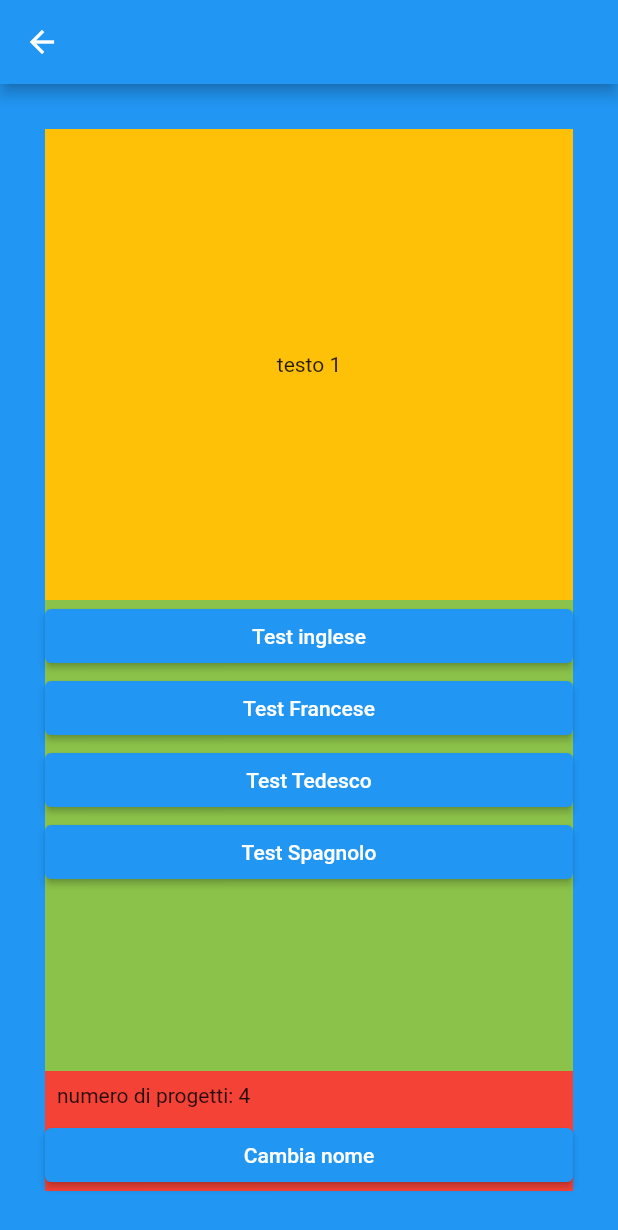
After one commit to pdomi2001/aspdm, a Flutter app: the SelectTest screen opened by its route, on a phone screen of 412 x 824 dp. The commit adds this screen. Shown: the top 1230 px of the screen. Run offline on Flutter 3.47's test engine with Material 2 defaults, Android fonts, the phone set to English and light mode, and no system bars.

Commit message:
Prima versione con la lista

```diff
--- a/letsdotest/lib/main.dart
+++ b/letsdotest/lib/main.dart
@@ -1,10 +1,24 @@
 import 'package:flutter/material.dart';
+import 'package:letsdotest/project.dart';
 import 'package:letsdotest/routes.dart';
+import 'package:provider/provider.dart';
 import 'homepage.dart';
 
 void main() {
-  runApp(MyApp());
+  runApp(ProviderApp());
 }
+
+class ProviderApp extends StatelessWidget {
+  @override
+  Widget build(BuildContext context) {
+    return ChangeNotifierProvider(
+        create: (context) => Project(),
+        child: MyApp()
+
+    );
+  }
+}
+
 
 class MyApp extends StatelessWidget {
   // This widget is the root of your application.
--- a/letsdotest/lib/project.dart
+++ b/letsdotest/lib/project.dart
@@ -1,5 +1,6 @@
 
-import 'dart:math';
+
+import 'package:flutter/cupertino.dart';
 
 class SingleTest {
   String _name = "";
@@ -15,23 +16,35 @@ class SingleTest {
   }
 }
 
-class Project {
-  int _numTests = 0;
-
-  List<SingleTest> _elencoProgetti = new List<SingleTest>();
+class Project extends ChangeNotifier {
+  List<SingleTest> _elencoProgetti = [];
 
   Project() {
+    debugPrint("Creazione Project");
+    /* */
     _elencoProgetti.add(SingleTest("Test inglese"));
     _elencoProgetti.add(SingleTest("Test Francese"));
     _elencoProgetti.add(SingleTest("Test Tedesco"));
     _elencoProgetti.add(SingleTest("Test Spagnolo"));
+
+    /* */
+    debugPrint("Fine Creazione Project");
   }
 
   SingleTest getTest(int idx) {
     return _elencoProgetti[idx];
   }
 
+  void setTestName(int idx, String newname) {
+    _elencoProgetti[idx].name = newname;
+    notifyListeners();
+  }
+
   int getNumTests() {
-    return _numTests;
+    return _elencoProgetti.length;
+  }
+
+  void addTest(){
+    _elencoProgetti.add(SingleTest("Test Nuovo"));
   }
 }
--- a/letsdotest/lib/routes.dart
+++ b/letsdotest/lib/routes.dart
@@ -1,6 +1,7 @@
 import 'package:flutter/cupertino.dart';
 import 'package:flutter/material.dart';
 import 'package:letsdotest/info/about.dart';
+import 'package:letsdotest/selecttest.dart';
 
 
 import 'homepage.dart';
@@ -11,6 +12,7 @@ class RouteGenerator {
   static const String aboutPage = '/aboutpage';
   static const String helpPage = '/helppage';
   static const String resultPage = '/resultpage';
+  static const String selectTestPage = '/selecttestpage';
 
   RouteGenerator._() {}
 
@@ -25,6 +27,11 @@ class RouteGenerator {
           builder: (_) => /*const */ AboutPage(),
 
         );
+      case selectTestPage:
+        return MaterialPageRoute(
+          builder: (_) => /*const */ SelectTest(),
+
+        );
     }
   }
 }
--- /dev/null
+++ b/letsdotest/lib/selecttest.dart
@@ -0,0 +1,74 @@
+import 'package:flutter/material.dart';
+import 'project.dart';
+import 'package:provider/provider.dart';
+
+class SelectTest extends StatefulWidget {
+  @override
+  _SelectTestState createState() => _SelectTestState();
+}
+
+class _SelectTestState extends State<SelectTest> {
+  // Project project;
+
+  @override
+  Widget build(BuildContext context) {
+    return Scaffold(
+      appBar: AppBar(),
+      body: Container(
+        padding: const EdgeInsets.all(30),
+        color: Colors.blue,
+        child: Container(
+          color: Colors.red,
+          child: Column(
+            mainAxisAlignment: MainAxisAlignment.start,
+            mainAxisSize: MainAxisSize.max,
+            crossAxisAlignment: CrossAxisAlignment.stretch,
+            children: [
+              Expanded(
+                child: Container(
+                    alignment: Alignment.center,
+                    color: Colors.amber,
+                    child: Text("testo 1")
+                ),
+              ),
+              Expanded(
+                child: Container(
+                      alignment: Alignment.center,
+                      color: Colors.lightGreen,
+                      child: Consumer<Project>(
+                        builder: (context, prj, child) {
+                          debugPrint("Consumer");
+                          return ListView.builder(
+                            itemCount: prj.getNumTests(),
+                            itemBuilder: (context, index) {
+                              return ElevatedButton(
+                                  onPressed: () {},
+                                  child: Text(prj.getTest(index).name));
+                            },
+                          );
+                        },
+                  ),
+                ),
+              ),
+              // Text("Ci sono ${context.watch<Project>().getNumTests()}"),
+              Padding(
+                padding: const EdgeInsets.all(8.0),
+                child: Consumer<Project>(
+                  builder: (context, prj, child) {
+                    debugPrint("Consumer");
+                    return Text("numero di progetti: ${prj.getNumTests()}");
+                  },
+                ),
+              ),
+              ElevatedButton(
+                  onPressed: () {
+                    context.watch<Project>().addTest();
+                  },
+                  child: Text("Cambia nome"))
+            ],
+          ),
+        ),
+      ),
+    );
+  }
+}
```
Also changed, not shown: letsdotest/lib/homepage.dart (+9 -2 lines), letsdotest/lib/info/about.dart (+3 -4 lines), letsdotest/lib/test_list.dart (+20 -7 lines), letsdotest/pubspec.yaml (+16 -3 lines), letsdotest/myassets/2.0x/logo.png (added), letsdotest/myassets/3.0x/logo.png (added), letsdotest/myassets/logo.png (added), letsdotest/pubspec.lock.
